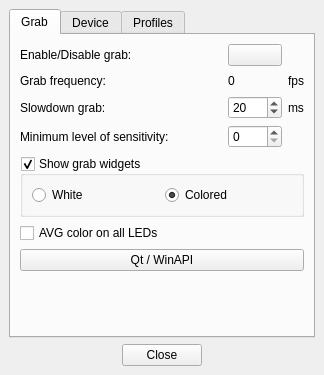
Old version of the form Software/src/mainwindow.ui in the repository Atarity/Lightpack.
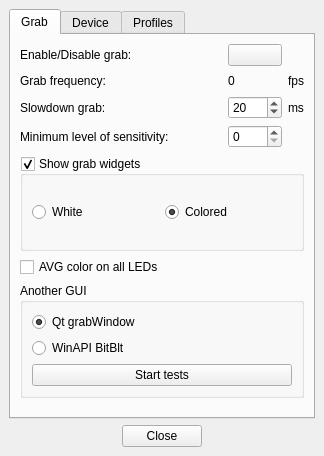
New version of the form. Icons and pictures are not drawn.

Commit message: Software: added SpeedTest class; MainWindow: using radioButtons for Qt/WinAPI switch; added pushButton for start tests; SpeedTest: grab full screen 10 times for each LED form 10 LEDs;   write results to %AppDir%/speedtest.csv;

```diff
--- a/Software/src/mainwindow.ui
+++ b/Software/src/mainwindow.ui
@@ -8,7 +8,7 @@
     <x>0</x>
     <y>0</y>
     <width>324</width>
-    <height>375</height>
+    <height>456</height>
    </rect>
   </property>
   <property name="windowTitle">
@@ -41,7 +41,7 @@
        <attribute name="title">
         <string>Grab</string>
        </attribute>
-       <layout class="QVBoxLayout" name="verticalLayout">
+       <layout class="QVBoxLayout" name="verticalLayout_4">
         <item>
          <layout class="QGridLayout" name="gridLayout" rowstretch="0,0,0,0,0,0">
           <item row="5" column="0">
@@ -308,10 +308,36 @@
          </widget>
         </item>
         <item>
-         <widget class="QPushButton" name="pushButton_SwitchQtWinAPI">
-          <property name="text">
-           <string notr="true">Qt / WinAPI</string>
+         <widget class="QGroupBox" name="groupBox_AnotherGUI">
+          <property name="title">
+           <string>Another GUI</string>
           </property>
+          <layout class="QVBoxLayout" name="verticalLayout">
+           <item>
+            <widget class="QRadioButton" name="radioButton_GrabQt">
+             <property name="text">
+              <string>Qt grabWindow</string>
+             </property>
+             <property name="checked">
+              <bool>true</bool>
+             </property>
+            </widget>
+           </item>
+           <item>
+            <widget class="QRadioButton" name="radioButton_GrabWinAPI">
+             <property name="text">
+              <string>WinAPI BitBlt</string>
+             </property>
+            </widget>
+           </item>
+           <item>
+            <widget class="QPushButton" name="pushButton_StartTests">
+             <property name="text">
+              <string notr="true">Start tests</string>
+             </property>
+            </widget>
+           </item>
+          </layout>
          </widget>
         </item>
         <item>
@@ -319,6 +345,9 @@
           <property name="orientation">
            <enum>Qt::Vertical</enum>
           </property>
+          <property name="sizeType">
+           <enum>QSizePolicy::Maximum</enum>
+          </property>
           <property name="sizeHint" stdset="0">
            <size>
             <width>20</width>
```
The commit also changes 5 other files.
